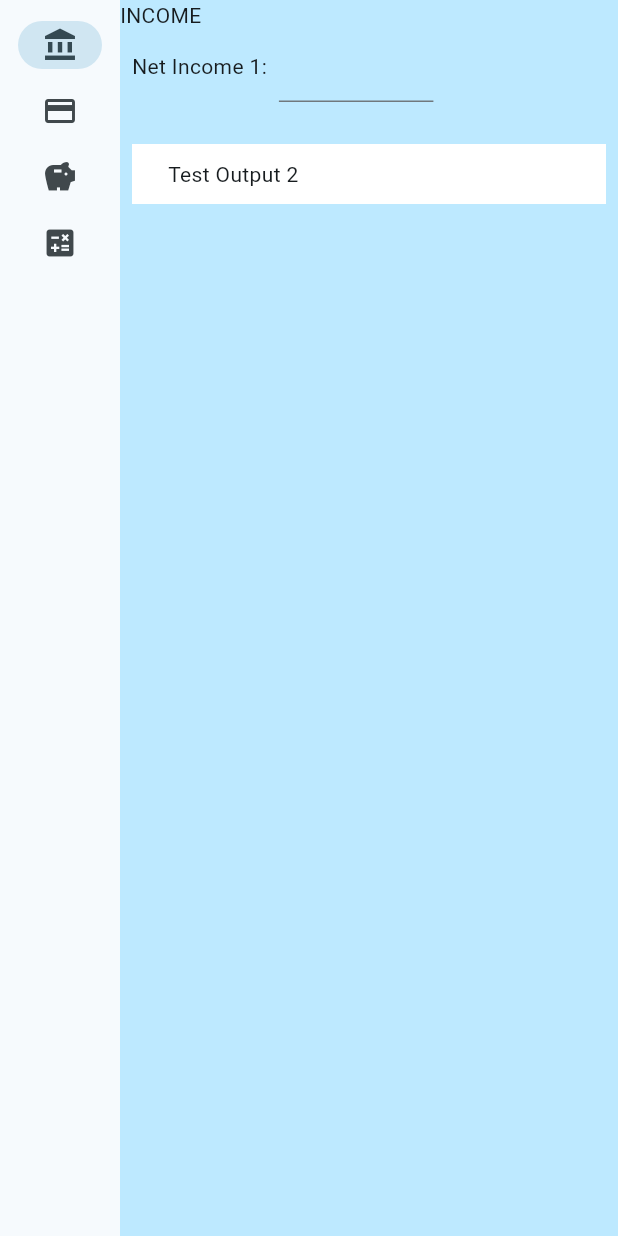
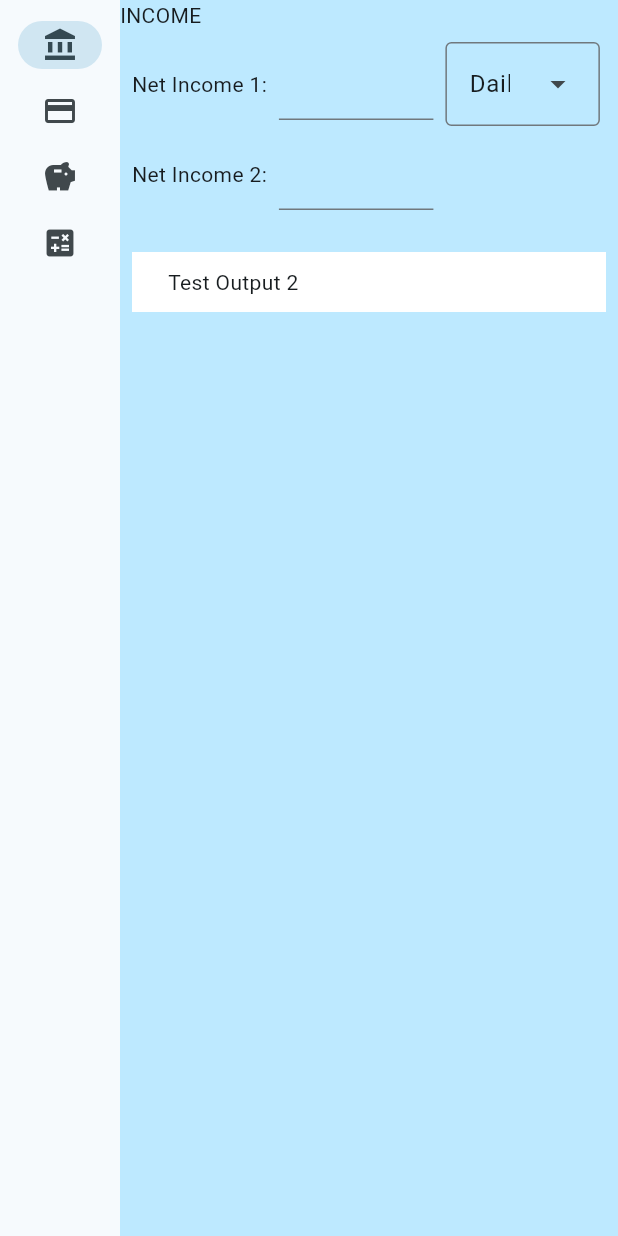
Before and after one commit to Sag3Advic3/Budgeting-App, a Flutter app: the screen it shows after launch, on a phone screen of 412 x 824 dp. Run offline on Flutter 3.47's test engine with Material 3 defaults, Android fonts, the phone set to English and light mode, and no system bars.

Commit message:
Updated income addition logic and added dropdown for frequency
Math logic for frequency not implemented

```diff
--- a/budgeting_app/lib/main.dart
+++ b/budgeting_app/lib/main.dart
@@ -3,10 +3,12 @@ import 'package:flutter/services.dart';
 import 'package:provider/provider.dart';
 
 String outputText = "";
-  final myController = TextEditingController();
+const List<String> frequencyList = <String>['Daily', 'Weekly', 'Bi-Weekly', 'Monthly', 'Quarterly', 'Bi-Annually', 'Annually'];
+final income1Controller = TextEditingController();
+final income2Controller = TextEditingController();
 
 void main() {
-  runApp(MyApp());
+  runApp(const MyApp());
 }
 
 class MyApp extends StatelessWidget {
@@ -33,6 +35,8 @@ class MyAppState extends ChangeNotifier {}
 // ...
 
 class MyHomePage extends StatefulWidget {
+  const MyHomePage({super.key});
+
   @override
   State<MyHomePage> createState() => _MyHomePageState();
 }
@@ -47,9 +51,9 @@ class _MyHomePageState extends State<MyHomePage> {
       case 0:
         page = IncomePage();
       case 1:
-        page = Placeholder();
+        page = const Placeholder();
       case 2:
-        page = Placeholder();
+        page = const Placeholder();
       case 3:
         calculateTotal();
       default:
@@ -62,7 +66,7 @@ class _MyHomePageState extends State<MyHomePage> {
             SafeArea(
               child: NavigationRail(
                 extended: constraints.maxWidth >= 600,
-                destinations: [
+                destinations: const [
                   NavigationRailDestination(
                     icon: Icon(Icons.account_balance),
                     label: Text('Income'),
@@ -101,11 +105,16 @@ class _MyHomePageState extends State<MyHomePage> {
   }
 
   void calculateTotal() {
-    outputText = myController.text;
+    int income1 = int.parse(income1Controller.text);
+    int income2 = int.parse(income2Controller.text);
+
+    outputText = (income1 + income2).toString();
   }
 }
 
 class IncomePage extends StatefulWidget {
+  const IncomePage({super.key});
+
   @override
   State<IncomePage> createState() => _IncomePageState();
 }
@@ -114,30 +123,48 @@ class _IncomePageState extends State<IncomePage> {
   final GlobalKey<FormState> _formKey = GlobalKey<FormState>();
 
   @override
-  void dispose() {
-    // Clean up the controller when the widget is disposed.
-    myController.dispose();
-    super.dispose();
-  }
-
-  @override
   Widget build(BuildContext context) {
     return Form(
       key: _formKey,
       child: Column(
         crossAxisAlignment: CrossAxisAlignment.start,
         children: <Widget>[
-          Text("INCOME"),
+          const Text("INCOME"),
           Row(
             children: [
-              Padding(
-                padding: const EdgeInsets.all(8.0),
+              const Padding(
+                padding: EdgeInsets.all(8.0),
                 child: Text("Net Income 1:"),
               ),
               SizedBox(
                 width: (MediaQuery.of(context).size.width) / 4,
                 child: TextFormField(
-                  controller: myController,
+                  controller: income1Controller,
+                  keyboardType: TextInputType.number,
+                  inputFormatters: <TextInputFormatter>[
+                    FilteringTextInputFormatter.digitsOnly
+                  ],
+                  validator: validateInput,
+                ),
+              ),
+              Padding(
+                padding: const EdgeInsets.all(8.0),
+                child: SizedBox(
+                    width: (MediaQuery.of(context).size.width) / 4,
+                    child: frequencyDD()),
+              ),
+            ],
+          ),
+          Row(
+            children: [
+              const Padding(
+                padding: EdgeInsets.all(8.0),
+                child: Text("Net Income 2:"),
+              ),
+              SizedBox(
+                width: (MediaQuery.of(context).size.width) / 4,
+                child: TextFormField(
+                  controller: income2Controller,
                   keyboardType: TextInputType.number,
                   inputFormatters: <TextInputFormatter>[
                     FilteringTextInputFormatter.digitsOnly
@@ -147,29 +174,28 @@ class _IncomePageState extends State<IncomePage> {
               ),
             ],
           ),
-          SizedBox(height: 20,),
+          const SizedBox(
+            height: 20,
+          ),
           Padding(
             padding: const EdgeInsets.all(8.0),
             child: SizedBox(
-              child: Align(
-                alignment: Alignment.bottomCenter,
               child: Container(
+                alignment: Alignment.center,
                 decoration: const BoxDecoration(color: Colors.white),
                 height: 40,
                 width: MediaQuery.of(context).size.width,
-                  child: Center(
                 child: Row(
                   children: [
                     Padding(
                       padding: const EdgeInsets.all(8.0),
                       child: Text(outputText),
                     ),
-                      Padding(
-                        padding: const EdgeInsets.all(8.0),
+                    const Padding(
+                      padding: EdgeInsets.all(8.0),
                       child: Text("Test Output 2"),
                     ),
                   ],
-                  )),
                 ),
               ),
             ),
@@ -179,8 +205,6 @@ class _IncomePageState extends State<IncomePage> {
     );
   }
 
-  TextEditingController get getValue => myController;
-
   String? validateInput(String? value) {
     if (value == null || value.isEmpty) {
       return 'Enter a value';
@@ -188,3 +212,30 @@ class _IncomePageState extends State<IncomePage> {
     return null;
   }
 }
+
+class frequencyDD extends StatefulWidget {
+  const frequencyDD({super.key});
+
+  @override
+  State<frequencyDD> createState() => _frequencyDDState();
+}
+
+class _frequencyDDState extends State<frequencyDD> {
+  String dropdownValue = frequencyList.first;
+
+  @override
+  Widget build(BuildContext context) {
+    return DropdownMenu<String>(
+      initialSelection: frequencyList.first,
+      onSelected: (String? value) {
+        // This is called when the user selects an item.
+        setState(() {
+          dropdownValue = value!;
+        });
+      },
+      dropdownMenuEntries: frequencyList.map<DropdownMenuEntry<String>>((String value) {
+        return DropdownMenuEntry<String>(value: value, label: value);
+      }).toList(),
+    );
+  }
+}
```
Lines whose indentation alone changed are shown as unchanged.
